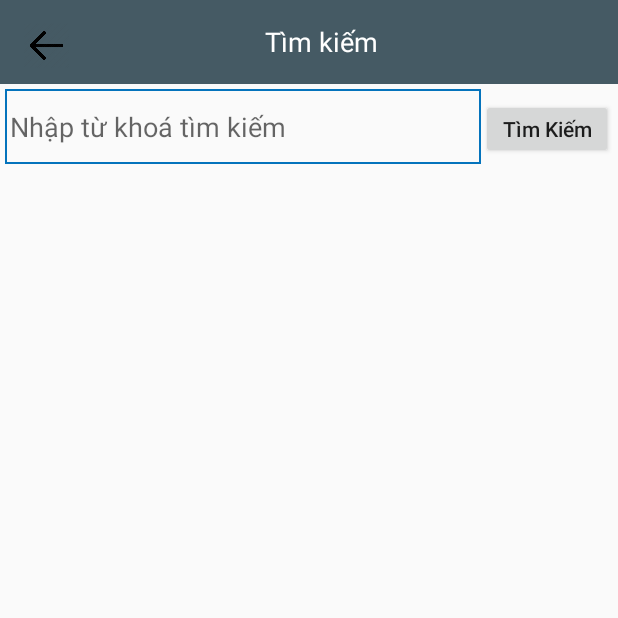
After one commit to thangphacode/Du-An, an Android app: the SearchActivity screen opened directly, with no data from a screen before it, on a phone screen of 412 x 824 dp, the top half of it. The commit adds this screen. Run offline under Robolectric (Android 15) with nearby library versions, the phone set to English and light mode, and no system bars; our stand-ins replace Picasso; libraries missing offline, so code that uses them is left out: dmax.dialog; pictures from the network do not load.

Commit message:
search and download

```diff
--- a/app/src/main/AndroidManifest.xml
+++ b/app/src/main/AndroidManifest.xml
@@ -5,6 +5,7 @@
     <uses-permission android:name="android.permission.INTERNET" />
     <uses-permission android:name="android.permission.ACCESS_NETWORK_STATE" />
     <uses-permission android:name="android.permission.WRITE_EXTERNAL_STORAGE" />
+    <uses-permission android:name="android.permission.READ_EXTERNAL_STORAGE" />
 
     <application
         android:allowBackup="true"
@@ -22,6 +23,7 @@
         </activity>
         <activity android:name=".MainActivity" />
         <activity android:name=".DetailActivity" />
+        <activity android:name=".SearchActivity" />
         <activity android:name=".LoginActivity" />
         <activity android:name=".SignupActivity"></activity>
     </application>
--- a/app/src/main/java/com/vinhnv/duan1/MyUtlis.java
+++ b/app/src/main/java/com/vinhnv/duan1/MyUtlis.java
@@ -21,4 +21,5 @@ public class MyUtlis {
         Toast.makeText(context, message, Toast.LENGTH_LONG).show();
     }
 
+
 }
--- /dev/null
+++ b/app/src/main/java/com/vinhnv/duan1/SearchActivity.java
@@ -0,0 +1,155 @@
+package com.vinhnv.duan1;
+
+import android.Manifest;
+import android.app.AlertDialog;
+import android.app.ProgressDialog;
+import android.content.Context;
+import android.content.Intent;
+import android.content.pm.PackageManager;
+import android.os.Build;
+import android.os.Bundle;
+import android.support.annotation.NonNull;
+import android.support.design.widget.FloatingActionButton;
+import android.support.v4.app.ActivityCompat;
+import android.support.v7.app.AppCompatActivity;
+import android.support.v7.widget.GridLayoutManager;
+import android.support.v7.widget.RecyclerView;
+import android.support.v7.widget.Toolbar;
+import android.util.Log;
+import android.view.View;
+import android.widget.Button;
+import android.widget.EditText;
+import android.widget.ImageView;
+import android.widget.TextView;
+import android.widget.Toast;
+
+import com.bumptech.glide.Glide;
+import com.bumptech.glide.load.resource.drawable.GlideDrawable;
+import com.bumptech.glide.request.RequestListener;
+import com.bumptech.glide.request.target.Target;
+import com.google.gson.Gson;
+import com.squareup.picasso.Picasso;
+import com.vinhnv.duan1.adapter.ImagesAdapter;
+import com.vinhnv.duan1.common.Constants;
+import com.vinhnv.duan1.entity.ImagesResponse;
+import com.vinhnv.duan1.services.ConnectServer;
+import com.vinhnv.duan1.services.SaveImageHelper;
+
+import java.util.ArrayList;
+import java.util.UUID;
+
+import dmax.dialog.SpotsDialog;
+import retrofit2.Call;
+import retrofit2.Callback;
+import retrofit2.Response;
+
+public class SearchActivity extends AppCompatActivity {
+
+    private ProgressDialog progDialog = null;
+
+    private EditText edtSearch;
+
+    private Button btnSearch;
+
+    private Toolbar toolbar;
+
+    private ImageView imgMenu, imgSearch;
+
+    private TextView tb;
+
+    private RecyclerView rcImageSearch;
+
+    private ArrayList<ImagesResponse.ItemsBean> listImages;
+    private ImagesAdapter imagesAdapter;
+
+    @Override
+    protected void onCreate(Bundle savedInstanceState) {
+        super.onCreate(savedInstanceState);
+        setContentView(R.layout.ac_search);
+        initToolbar();
+        initControler();
+    }
+
+    public void initControler() {
+        edtSearch = findViewById(R.id.edtSearch);
+        btnSearch = findViewById(R.id.btnSearch);
+        rcImageSearch = findViewById(R.id.rcImagesSearch);
+
+        btnSearch.setOnClickListener(new View.OnClickListener() {
+            @Override
+            public void onClick(View v) {
+                if (!edtSearch.getText().toString().equals("")) {
+                    searchImages(edtSearch.getText().toString());
+                }
+            }
+        });
+    }
+
+    private void searchImages(String textSearch) {
+        showProgressDialog();
+        ConnectServer.getResponseAPI().searchImages(textSearch, Constants.WIDTH, Constants.HEIGHT, "date").enqueue(new Callback<ImagesResponse>() {
+            @Override
+            public void onResponse(Call<ImagesResponse> call, Response<ImagesResponse> response) {
+                if (response.isSuccessful()) {
+                    ImagesResponse imagesResponse = response.body();
+                    listImages = imagesResponse.getItems();
+                    rcImageSearch.setLayoutManager(new GridLayoutManager(getApplicationContext(), 3));
+                    imagesAdapter = new ImagesAdapter(SearchActivity.this, listImages);
+                    rcImageSearch.setAdapter(imagesAdapter);
+                    imagesAdapter.notifyDataSetChanged();
+                    dismissProgressDialog();
+                } else {
+                    dismissProgressDialog();
+                    MyUtlis.showToast(SearchActivity.this, "tim kiếm lỗi");
+                }
+            }
+
+            @Override
+            public void onFailure(Call<ImagesResponse> call, Throwable t) {
+                dismissProgressDialog();
+            }
+        });
+    }
+
+    private void initToolbar() {
+        toolbar = findViewById(R.id.toolbar);
+        imgMenu = findViewById(R.id.imgMenu);
+        imgMenu.setImageResource(R.drawable.back);
+        imgSearch = findViewById(R.id.imgSearch);
+        imgSearch.setVisibility(View.INVISIBLE);
+        tb = findViewById(R.id.txtToolbarTitle);
+        tb.setText("Tìm kiếm");
+        imgMenu.setOnClickListener(new View.OnClickListener() {
+            @Override
+            public void onClick(View v) {
+                onBackPressed();
+            }
+        });
+    }
+
+
+    @Override
+    public void onBackPressed() {
+        finish();
+        return;
+    }
+
+    private void showProgressDialog() {
+        if (progDialog == null)
+            progDialog = new ProgressDialog(SearchActivity.this);
+        progDialog.setProgressStyle(ProgressDialog.STYLE_SPINNER);
+        progDialog.setIndeterminate(false);
+        progDialog.setCancelable(false);
+        progDialog.setMessage("Đang tải ảnh");
+        progDialog.show();
+    }
+
+    private void dismissProgressDialog() {
+        if (progDialog != null) {
+            progDialog.dismiss();
+        }
+
+    }
+
+
+}
--- a/app/src/main/java/com/vinhnv/duan1/adapter/ImagesAdapter.java
+++ b/app/src/main/java/com/vinhnv/duan1/adapter/ImagesAdapter.java
@@ -54,7 +54,6 @@ public class ImagesAdapter extends RecyclerView.Adapter<ImagesAdapter.MyViewHold
 
         final ImagesResponse.ItemsBean entity = listItem.get(position);
 
-        Log.d("size", entity.getSource_link() + "");
         String imageLink = entity.getVariations().getPreview_small().getUrl();
         Glide.with(context).load(imageLink).error(R.drawable.logo).into(holder.imgView);
         holder.view.setOnClickListener(new View.OnClickListener() {
--- a/app/src/main/java/com/vinhnv/duan1/services/ServerAPI.java
+++ b/app/src/main/java/com/vinhnv/duan1/services/ServerAPI.java
@@ -20,4 +20,9 @@ public interface ServerAPI {
                                               @Query("screen[height]") int height,
                                               @Query("category_id") int categoryId,
                                               @Query("sort") String sort);
+    @GET("/images")
+    Call<ImagesResponse> searchImages(@Query("query") String textSearch,
+                                        @Query("screen[width]") int width,
+                                        @Query("screen[height]") int height,
+                                        @Query("sort") String sort);
 }
--- /dev/null
+++ b/app/src/main/res/drawable/edtbg.xml
@@ -0,0 +1,5 @@
+<shape xmlns:android="http://schemas.android.com/apk/res/android">
+    <stroke
+        android:width="1dp"
+        android:color="@color/ultra_dark_gray" />
+</shape>
--- a/app/src/main/res/layout/ac_detail.xml
+++ b/app/src/main/res/layout/ac_detail.xml
@@ -2,6 +2,7 @@
 <RelativeLayout xmlns:android="http://schemas.android.com/apk/res/android"
     android:layout_width="match_parent"
     android:layout_height="match_parent"
+    android:id="@+id/coordinator_layout"
     android:orientation="vertical">
 
     <LinearLayout
@@ -11,12 +12,15 @@
 
         <include layout="@layout/toolbar"></include>
 
+
         <ImageView
             android:id="@+id/imgDetail"
             android:scaleType="centerCrop"
             android:layout_width="match_parent"
             android:layout_height="match_parent" />
+
     </LinearLayout>
+
 
     <android.support.design.widget.FloatingActionButton
         android:id="@+id/fab"
--- /dev/null
+++ b/app/src/main/res/layout/ac_search.xml
@@ -0,0 +1,40 @@
+<?xml version="1.0" encoding="utf-8"?>
+<LinearLayout xmlns:android="http://schemas.android.com/apk/res/android"
+    android:layout_width="match_parent"
+    android:layout_height="match_parent"
+    android:orientation="vertical">
+
+    <include layout="@layout/toolbar"></include>
+
+    <LinearLayout
+        android:layout_width="match_parent"
+        android:layout_height="60dp"
+        android:orientation="horizontal"
+        android:padding="3dp">
+
+        <EditText
+            android:id="@+id/edtSearch"
+            android:layout_width="wrap_content"
+            android:layout_height="50dp"
+            android:layout_weight="10"
+            android:background="@drawable/edtbg"
+            android:hint="Nhập từ khoá tìm kiếm"
+            android:padding="3dp" />
+
+        <Button
+            android:id="@+id/btnSearch"
+            android:layout_width="wrap_content"
+            android:layout_height="40dp"
+            android:layout_gravity="center"
+            android:gravity="center"
+            android:text="Tìm Kiếm"
+            android:textAllCaps="false" />
+    </LinearLayout>
+
+    <android.support.v7.widget.RecyclerView
+        android:id="@+id/rcImagesSearch"
+        android:layout_width="match_parent"
+        android:layout_height="match_parent"
+        android:layout_margin="2dp"></android.support.v7.widget.RecyclerView>
+
+</LinearLayout>
--- a/app/src/main/res/layout/item_images.xml
+++ b/app/src/main/res/layout/item_images.xml
@@ -11,6 +11,7 @@
         android:id="@+id/imgView"
         android:layout_width="match_parent"
         android:scaleType="centerCrop"
+        android:padding="2px"
         android:layout_height="150dp"/>
 
 </LinearLayout>
```
Also changed, not shown: app/src/main/java/com/vinhnv/duan1/DetailActivity.java (+76 -2 lines), app/src/main/java/com/vinhnv/duan1/MainActivity.java (+11 -13 lines), app/src/main/java/com/vinhnv/duan1/common/ImageStorage.java (added, +65 -0 lines), app/src/main/java/com/vinhnv/duan1/services/SaveImageHelper.java (added, +58 -0 lines).
